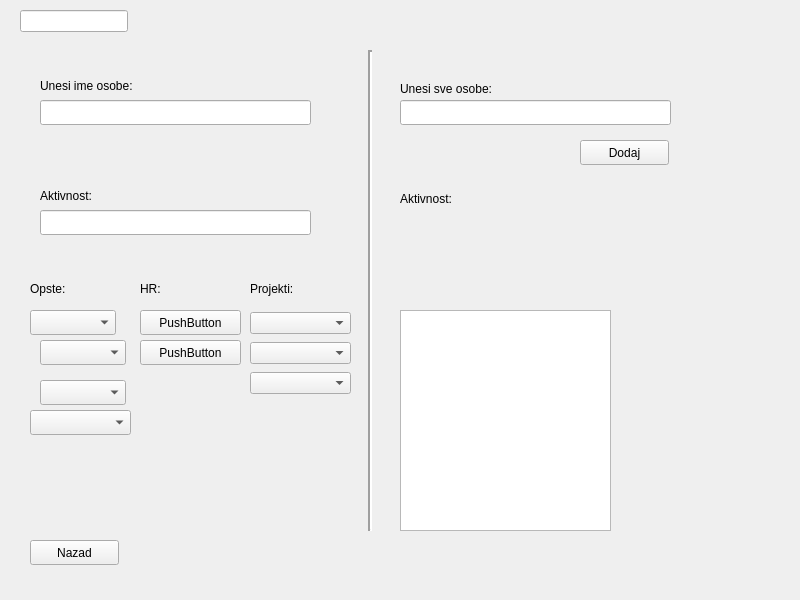
This is gui.ui in uivetic/SPC as Qt 5 draws it before an edit. The edited form follows.
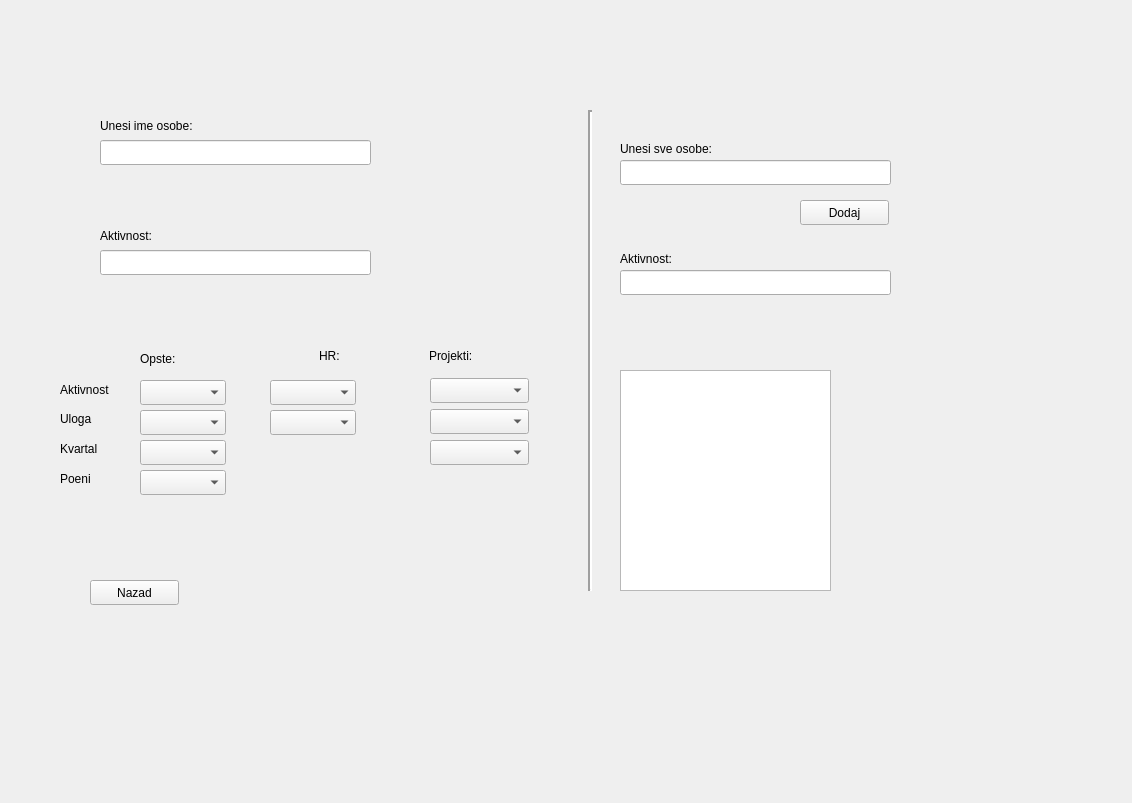
This is the edited form.

Diff of the .ui file:
```diff
--- a/gui.ui
+++ b/gui.ui
@@ -6,8 +6,8 @@
    <rect>
     <x>0</x>
     <y>0</y>
-    <width>800</width>
-    <height>600</height>
+    <width>1132</width>
+    <height>803</height>
    </rect>
   </property>
   <property name="windowTitle">
@@ -17,10 +17,10 @@
    <widget class="QStackedWidget" name="stackedWidget">
     <property name="geometry">
      <rect>
-      <x>20</x>
+      <x>50</x>
       <y>10</y>
-      <width>701</width>
-      <height>571</height>
+      <width>1071</width>
+      <height>771</height>
      </rect>
     </property>
     <property name="currentIndex">
@@ -58,8 +58,8 @@
      <widget class="QLabel" name="nameLabelLeft">
       <property name="geometry">
        <rect>
-        <x>20</x>
-        <y>60</y>
+        <x>50</x>
+        <y>100</y>
         <width>131</width>
         <height>31</height>
        </rect>
@@ -71,8 +71,8 @@
      <widget class="QLineEdit" name="nameLineEditLeft">
       <property name="geometry">
        <rect>
-        <x>20</x>
-        <y>90</y>
+        <x>50</x>
+        <y>130</y>
         <width>271</width>
         <height>25</height>
        </rect>
@@ -81,8 +81,8 @@
      <widget class="QLabel" name="activityLabelRight">
       <property name="geometry">
        <rect>
-        <x>20</x>
-        <y>170</y>
+        <x>50</x>
+        <y>210</y>
         <width>131</width>
         <height>31</height>
        </rect>
@@ -94,8 +94,8 @@
      <widget class="QLineEdit" name="activityLineEditLeft">
       <property name="geometry">
        <rect>
-        <x>20</x>
-        <y>200</y>
+        <x>50</x>
+        <y>240</y>
         <width>271</width>
         <height>25</height>
        </rect>
@@ -104,8 +104,8 @@
      <widget class="QPushButton" name="backButtonLeft">
       <property name="geometry">
        <rect>
-        <x>10</x>
-        <y>530</y>
+        <x>40</x>
+        <y>570</y>
         <width>89</width>
         <height>25</height>
        </rect>
@@ -114,99 +114,11 @@
        <string>Nazad</string>
       </property>
      </widget>
-     <widget class="QWidget" name="verticalLayoutWidget">
-      <property name="geometry">
-       <rect>
-        <x>230</x>
-        <y>300</y>
-        <width>101</width>
-        <height>89</height>
-       </rect>
-      </property>
-      <layout class="QVBoxLayout" name="verticalLayout">
-       <item>
-        <widget class="QComboBox" name="comboBoxProjekat">
-         <property name="BDI" stdset="0">
-          <string/>
-         </property>
-         <property name="BDW" stdset="0">
-          <string/>
-         </property>
-         <property name="Kurs" stdset="0">
-          <string/>
-         </property>
-         <property name="JobFair" stdset="0">
-          <string/>
-         </property>
-         <property name="Motvik" stdset="0">
-          <string/>
-         </property>
-         <item>
-          <property name="text">
-           <string/>
-          </property>
-         </item>
-         <item>
-          <property name="text">
-           <string>BDI</string>
-          </property>
-         </item>
-         <item>
-          <property name="text">
-           <string>BDW</string>
-          </property>
-         </item>
-         <item>
-          <property name="text">
-           <string>JobFair</string>
-          </property>
-         </item>
-         <item>
-          <property name="text">
-           <string>Kurs</string>
-          </property>
-         </item>
-         <item>
-          <property name="text">
-           <string>Motvik</string>
-          </property>
-         </item>
-        </widget>
-       </item>
-       <item>
-        <widget class="QComboBox" name="comboBoxUloga">
-         <item>
-          <property name="text">
-           <string/>
-          </property>
-         </item>
-         <item>
-          <property name="text">
-           <string>CT</string>
-          </property>
-         </item>
-         <item>
-          <property name="text">
-           <string>PR Tim</string>
-          </property>
-         </item>
-         <item>
-          <property name="text">
-           <string>FR tim</string>
-          </property>
-         </item>
-        </widget>
-       </item>
-       <item>
-        <widget class="QComboBox" name="comboBoxBodovi"/>
-       </item>
-      </layout>
-     </widget>
      <widget class="QLabel" name="projectsLabelLeft">
       <property name="geometry">
        <rect>
-        <x>230</x>
-        <y>270</y>
+        <x>379</x>
+        <y>337</y>
         <width>67</width>
         <height>17</height>
        </rect>
@@ -218,8 +130,8 @@
      <widget class="Line" name="line">
       <property name="geometry">
        <rect>
-        <x>340</x>
-        <y>40</y>
+        <x>530</x>
+        <y>100</y>
         <width>20</width>
         <height>481</height>
        </rect>
@@ -234,8 +146,8 @@
      <widget class="QPlainTextEdit" name="allPersonsRight">
       <property name="geometry">
        <rect>
-        <x>380</x>
-        <y>300</y>
+        <x>570</x>
+        <y>360</y>
         <width>211</width>
         <height>221</height>
        </rect>
@@ -244,8 +156,8 @@
      <widget class="QLabel" name="namesLabelRight">
       <property name="geometry">
        <rect>
-        <x>380</x>
-        <y>70</y>
+        <x>570</x>
+        <y>130</y>
         <width>121</width>
         <height>17</height>
        </rect>
@@ -257,8 +169,8 @@
      <widget class="QLineEdit" name="namesRightLineEdit">
       <property name="geometry">
        <rect>
-        <x>380</x>
-        <y>90</y>
+        <x>570</x>
+        <y>150</y>
         <width>271</width>
         <height>25</height>
        </rect>
@@ -267,8 +179,8 @@
      <widget class="QPushButton" name="addButtonRight">
       <property name="geometry">
        <rect>
-        <x>560</x>
-        <y>130</y>
+        <x>750</x>
+        <y>190</y>
         <width>89</width>
         <height>25</height>
        </rect>
@@ -280,8 +192,8 @@
      <widget class="QLabel" name="activityLabelLeft">
       <property name="geometry">
        <rect>
-        <x>380</x>
-        <y>180</y>
+        <x>570</x>
+        <y>240</y>
         <width>91</width>
         <height>17</height>
        </rect>
@@ -290,12 +202,21 @@
        <string>Aktivnost:</string>
       </property>
      </widget>
-     <widget class="QLineEdit" name="activityLineEditRight"/>
+     <widget class="QLineEdit" name="activityLineEditRight">
+      <property name="geometry">
+       <rect>
+        <x>570</x>
+        <y>260</y>
+        <width>271</width>
+        <height>25</height>
+       </rect>
+      </property>
+     </widget>
      <widget class="QLabel" name="opsteLabelLeft">
       <property name="geometry">
        <rect>
-        <x>10</x>
-        <y>270</y>
+        <x>90</x>
+        <y>340</y>
         <width>67</width>
         <height>17</height>
        </rect>
@@ -307,8 +228,8 @@
      <widget class="QLabel" name="hrLabelLeft">
       <property name="geometry">
        <rect>
-        <x>120</x>
-        <y>270</y>
+        <x>269</x>
+        <y>337</y>
         <width>67</width>
         <height>17</height>
        </rect>
@@ -317,38 +238,12 @@
        <string>HR:</string>
       </property>
      </widget>
-     <widget class="QPushButton" name="pushButton_6">
-      <property name="geometry">
-       <rect>
-        <x>120</x>
-        <y>300</y>
-        <width>101</width>
-        <height>25</height>
-       </rect>
-      </property>
-      <property name="text">
-       <string>PushButton</string>
-      </property>
-     </widget>
-     <widget class="QPushButton" name="pushButton_7">
-      <property name="geometry">
-       <rect>
-        <x>120</x>
-        <y>330</y>
-        <width>101</width>
-        <height>25</height>
-       </rect>
-      </property>
-      <property name="text">
-       <string>PushButton</string>
-      </property>
-     </widget>
      <widget class="QComboBox" name="dropDownOpste4">
       <property name="geometry">
        <rect>
-        <x>10</x>
-        <y>400</y>
-        <width>101</width>
+        <x>90</x>
+        <y>460</y>
+        <width>86</width>
         <height>25</height>
        </rect>
       </property>
@@ -356,8 +251,8 @@
      <widget class="QComboBox" name="dropDownOpste1">
       <property name="geometry">
        <rect>
-        <x>10</x>
-        <y>300</y>
+        <x>90</x>
+        <y>370</y>
         <width>86</width>
         <height>25</height>
        </rect>
@@ -366,8 +261,8 @@
      <widget class="QComboBox" name="dropDownOpste2">
       <property name="geometry">
        <rect>
-        <x>20</x>
-        <y>330</y>
+        <x>90</x>
+        <y>400</y>
         <width>86</width>
         <height>25</height>
        </rect>
@@ -376,13 +271,180 @@
      <widget class="QComboBox" name="dropDownOpste3">
       <property name="geometry">
        <rect>
-        <x>20</x>
+        <x>90</x>
+        <y>430</y>
+        <width>86</width>
+        <height>25</height>
+       </rect>
+      </property>
+     </widget>
+     <widget class="QComboBox" name="dropDownHR1">
+      <property name="geometry">
+       <rect>
+        <x>220</x>
         <y>370</y>
         <width>86</width>
         <height>25</height>
        </rect>
       </property>
      </widget>
+     <widget class="QComboBox" name="dropDownHR2">
+      <property name="geometry">
+       <rect>
+        <x>220</x>
+        <y>400</y>
+        <width>86</width>
+        <height>25</height>
+       </rect>
+      </property>
+     </widget>
+     <widget class="QComboBox" name="comboBoxProjekat">
+      <property name="geometry">
+       <rect>
+        <x>380</x>
+        <y>368</y>
+        <width>99</width>
+        <height>25</height>
+       </rect>
+      </property>
+      <property name="BDI" stdset="0">
+       <string/>
+      </property>
+      <property name="BDW" stdset="0">
+       <string/>
+      </property>
+      <property name="Kurs" stdset="0">
+       <string/>
+      </property>
+      <property name="JobFair" stdset="0">
+       <string/>
+      </property>
+      <property name="Motvik" stdset="0">
+       <string/>
+      </property>
+      <item>
+       <property name="text">
+        <string/>
+       </property>
+      </item>
+      <item>
+       <property name="text">
+        <string>BDI</string>
+       </property>
+      </item>
+      <item>
+       <property name="text">
+        <string>BDW</string>
+       </property>
+      </item>
+      <item>
+       <property name="text">
+        <string>JobFair</string>
+       </property>
+      </item>
+      <item>
+       <property name="text">
+        <string>Kurs</string>
+       </property>
+      </item>
+      <item>
+       <property name="text">
+        <string>Motvik</string>
+       </property>
+      </item>
+     </widget>
+     <widget class="QComboBox" name="comboBoxUloga">
+      <property name="geometry">
+       <rect>
+        <x>380</x>
+        <y>399</y>
+        <width>99</width>
+        <height>25</height>
+       </rect>
+      </property>
+      <item>
+       <property name="text">
+        <string/>
+       </property>
+      </item>
+      <item>
+       <property name="text">
+        <string>CT</string>
+       </property>
+      </item>
+      <item>
+       <property name="text">
+        <string>PR Tim</string>
+       </property>
+      </item>
+      <item>
+       <property name="text">
+        <string>FR tim</string>
+       </property>
+      </item>
+     </widget>
+     <widget class="QComboBox" name="comboBoxBodovi">
+      <property name="geometry">
+       <rect>
+        <x>380</x>
+        <y>430</y>
+        <width>99</width>
+        <height>25</height>
+       </rect>
+      </property>
+     </widget>
+     <widget class="QLabel" name="label">
+      <property name="geometry">
+       <rect>
+        <x>10</x>
+        <y>370</y>
+        <width>71</width>
+        <height>20</height>
+       </rect>
+      </property>
+      <property name="text">
+       <string>Aktivnost</string>
+      </property>
+     </widget>
+     <widget class="QLabel" name="label_2">
+      <property name="geometry">
+       <rect>
+        <x>10</x>
+        <y>400</y>
+        <width>67</width>
+        <height>17</height>
+       </rect>
+      </property>
+      <property name="text">
+       <string>Uloga</string>
+      </property>
+     </widget>
+     <widget class="QLabel" name="label_3">
+      <property name="geometry">
+       <rect>
+        <x>10</x>
+        <y>430</y>
+        <width>67</width>
+        <height>17</height>
+       </rect>
+      </property>
+      <property name="text">
+       <string>Kvartal</string>
+      </property>
+     </widget>
+     <widget class="QLabel" name="label_4">
+      <property name="geometry">
+       <rect>
+        <x>10</x>
+        <y>460</y>
+        <width>67</width>
+        <height>17</height>
+       </rect>
+      </property>
+      <property name="text">
+       <string>Poeni</string>
+      </property>
+     </widget>
     </widget>
    </widget>
   </widget>
```
